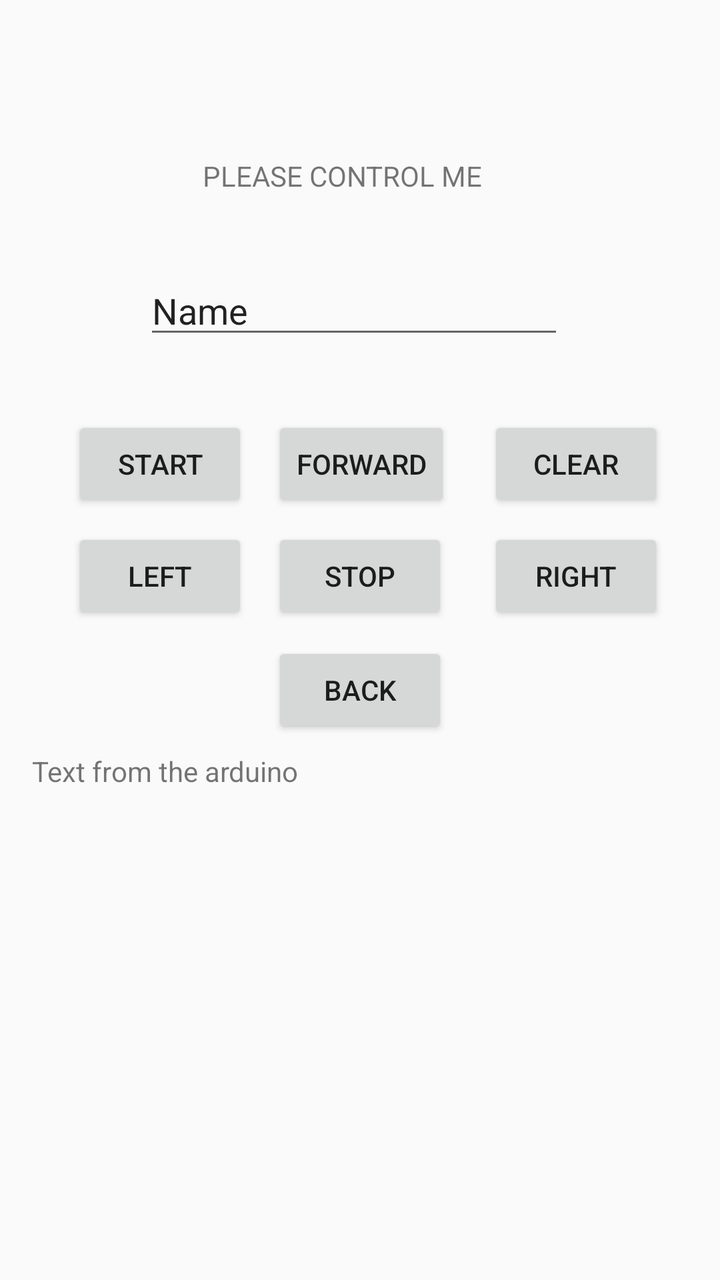
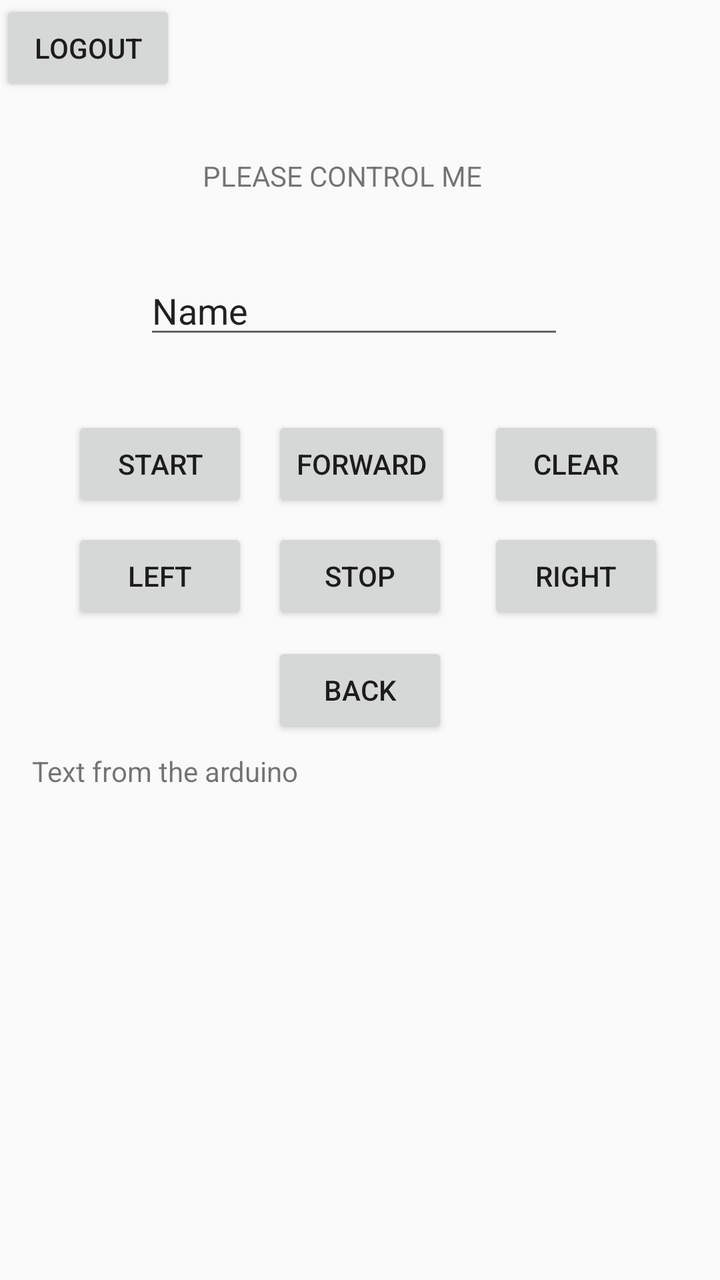

Before-and-after screenshots of an Android layout around one commit, followed by the original layout XML and the change that was made.
<!-- AndroidManifest.xml: application theme AppTheme -->
<!-- res/layout/activity_main.xml -->
<?xml version="1.0" encoding="utf-8"?>
<android.support.constraint.ConstraintLayout xmlns:android="http://schemas.android.com/apk/res/android"
    xmlns:app="http://schemas.android.com/apk/res-auto"
    xmlns:tools="http://schemas.android.com/tools"
    android:layout_width="match_parent"
    android:layout_height="match_parent"
    tools:context=".MainActivity">

    <TextView
        android:layout_width="wrap_content"
        android:layout_height="wrap_content"
        android:text="PLEASE CONTROL ME"
        app:layout_constraintBottom_toBottomOf="parent"
        app:layout_constraintHorizontal_bias="0.461"
        app:layout_constraintLeft_toLeftOf="parent"
        app:layout_constraintRight_toRightOf="parent"
        app:layout_constraintTop_toTopOf="parent"
        app:layout_constraintVertical_bias="0.126" />

    <Button
        android:id="@+id/buttonStart"
        android:layout_width="wrap_content"
        android:layout_height="wrap_content"
        android:layout_marginStart="36dp"
        android:layout_marginLeft="36dp"
        android:layout_marginTop="208dp"
        android:text="Start"
        app:layout_constraintStart_toStartOf="parent"
        app:layout_constraintTop_toTopOf="parent" />

    <Button
        android:id="@+id/buttonClear"
        android:layout_width="wrap_content"
        android:layout_height="wrap_content"
        android:layout_marginStart="244dp"
        android:layout_marginLeft="244dp"
        android:layout_marginTop="208dp"
        android:text="Clear"
        app:layout_constraintStart_toStartOf="parent"
        app:layout_constraintTop_toTopOf="parent" />

    <Button
        android:id="@+id/buttonForward"
        android:layout_width="wrap_content"
        android:layout_height="wrap_content"
        android:layout_marginStart="136dp"
        android:layout_marginLeft="136dp"
        android:layout_marginTop="208dp"
        android:text="Forward"
        app:layout_constraintStart_toStartOf="parent"
        app:layout_constraintTop_toTopOf="parent" />

    <Button
        android:id="@+id/buttonRight"
        android:layout_width="wrap_content"
        android:layout_height="wrap_content"
        android:layout_marginStart="244dp"
        android:layout_marginLeft="244dp"
        android:layout_marginTop="264dp"
        android:text="Right"
        app:layout_constraintStart_toStartOf="parent"
        app:layout_constraintTop_toTopOf="parent" />

    <Button
        android:id="@+id/buttonStop"
        android:layout_width="wrap_content"
        android:layout_height="wrap_content"
        android:layout_marginStart="136dp"
        android:layout_marginLeft="136dp"
        android:layout_marginTop="264dp"
        android:text="Stop"
        app:layout_constraintStart_toStartOf="parent"
        app:layout_constraintTop_toTopOf="parent" />

    <TextView
        android:id="@+id/textView"
        android:layout_width="380dp"
        android:layout_height="wrap_content"
        android:layout_marginStart="16dp"
        android:layout_marginLeft="16dp"
        android:layout_marginTop="376dp"
        android:text="Text from the arduino"
        app:layout_constraintStart_toStartOf="parent"
        app:layout_constraintTop_toTopOf="parent" />

    <Button
        android:id="@+id/buttonLeft"
        android:layout_width="wrap_content"
        android:layout_height="wrap_content"
        android:layout_marginStart="36dp"
        android:layout_marginLeft="36dp"
        android:layout_marginTop="264dp"
        android:text="Left"
        app:layout_constraintStart_toStartOf="parent"
        app:layout_constraintTop_toTopOf="parent" />

    <Button
        android:id="@+id/buttonBack"
        android:layout_width="wrap_content"
        android:layout_height="wrap_content"
        android:layout_marginStart="136dp"
        android:layout_marginLeft="136dp"
        android:layout_marginTop="321dp"
        android:text="Back"
        app:layout_constraintStart_toStartOf="parent"
        app:layout_constraintTop_toTopOf="parent" />

    <EditText
        android:id="@+id/editText"
        android:layout_width="wrap_content"
        android:layout_height="wrap_content"
        android:layout_marginStart="72dp"
        android:layout_marginLeft="72dp"
        android:layout_marginTop="133dp"
        android:ems="10"
        android:inputType="textPersonName"
        android:text="Name"
        app:layout_constraintStart_toStartOf="parent"
        app:layout_constraintTop_toTopOf="parent" />

</android.support.constraint.ConstraintLayout>
<!-- resources referenced by this layout -->
<resources>
  <style name="AppTheme" parent="Theme.AppCompat.Light.DarkActionBar">
          
          <item name="colorPrimary">@color/colorPrimary</item>
          <item name="colorPrimaryDark">@color/colorPrimaryDark</item>
          <item name="colorAccent">@color/colorAccent</item>
      </style>
  <color name="colorPrimary">#008577</color>
  <color name="colorPrimaryDark">#00574B</color>
  <color name="colorAccent">#FFFFFF</color>
</resources>

<!-- the commit's change to res/layout/activity_main.xml (unified diff, before → after) -->
@@ -118,4 +118,13 @@
         app:layout_constraintStart_toStartOf="parent"
         app:layout_constraintTop_toTopOf="parent" />
 
+    <Button
+        android:id="@+id/button"
+        android:layout_width="wrap_content"
+        android:layout_height="wrap_content"
+        android:onClick="logout"
+        android:text="Logout"
+        tools:layout_editor_absoluteX="306dp"
+        tools:layout_editor_absoluteY="16dp" />
+
 </android.support.constraint.ConstraintLayout>
